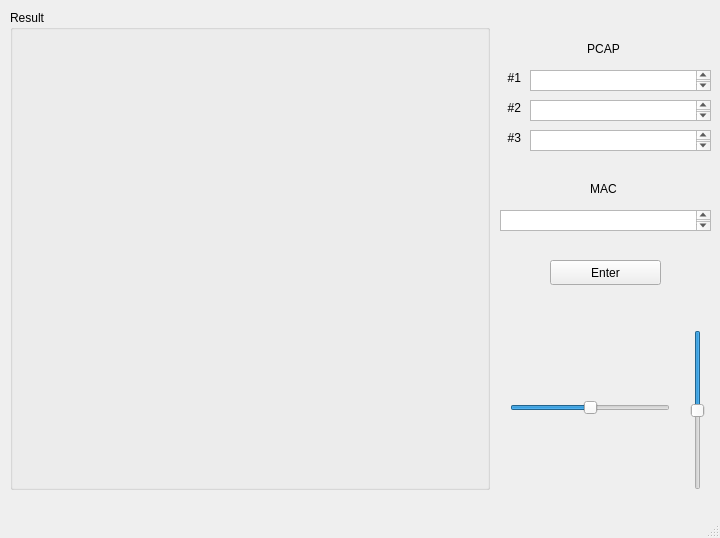
Qt form mainwindow.ui (bob-0x10/marauders-triangle) before a commit.
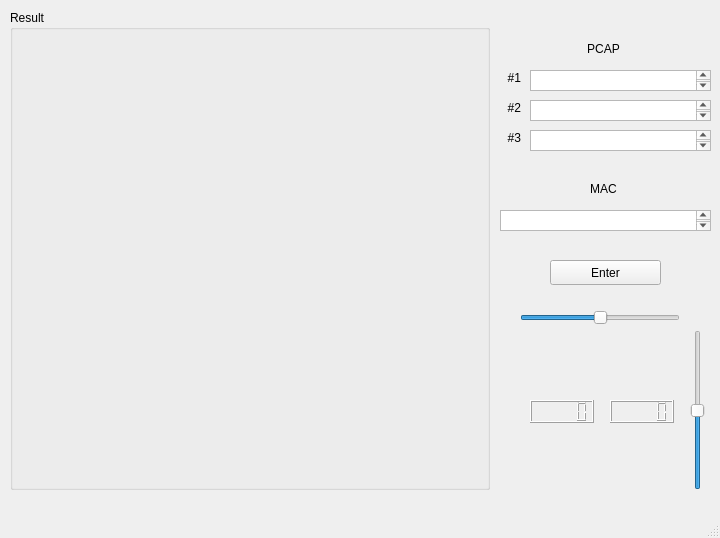
The same form after that commit.

Commit message: [FIX&FEATURE] Fix y axis eror and add x, y lcd

What changed in the file:
```diff
--- a/mainwindow.ui
+++ b/mainwindow.ui
@@ -169,8 +169,8 @@
    <widget class="QSlider" name="xAxisCorrectionSlidebar">
     <property name="geometry">
      <rect>
-      <x>510</x>
-      <y>400</y>
+      <x>520</x>
+      <y>310</y>
       <width>160</width>
       <height>16</height>
      </rect>
@@ -204,10 +204,30 @@
      <enum>Qt::Vertical</enum>
     </property>
     <property name="invertedAppearance">
-     <bool>true</bool>
+     <bool>false</bool>
     </property>
     <property name="invertedControls">
-     <bool>true</bool>
+     <bool>false</bool>
+    </property>
+   </widget>
+   <widget class="QLCDNumber" name="xAxisLcd">
+    <property name="geometry">
+     <rect>
+      <x>530</x>
+      <y>400</y>
+      <width>64</width>
+      <height>23</height>
+     </rect>
+    </property>
+   </widget>
+   <widget class="QLCDNumber" name="yAxisLcd">
+    <property name="geometry">
+     <rect>
+      <x>610</x>
+      <y>400</y>
+      <width>64</width>
+      <height>23</height>
+     </rect>
     </property>
    </widget>
   </widget>
```
The commit also changes 1 other file.
